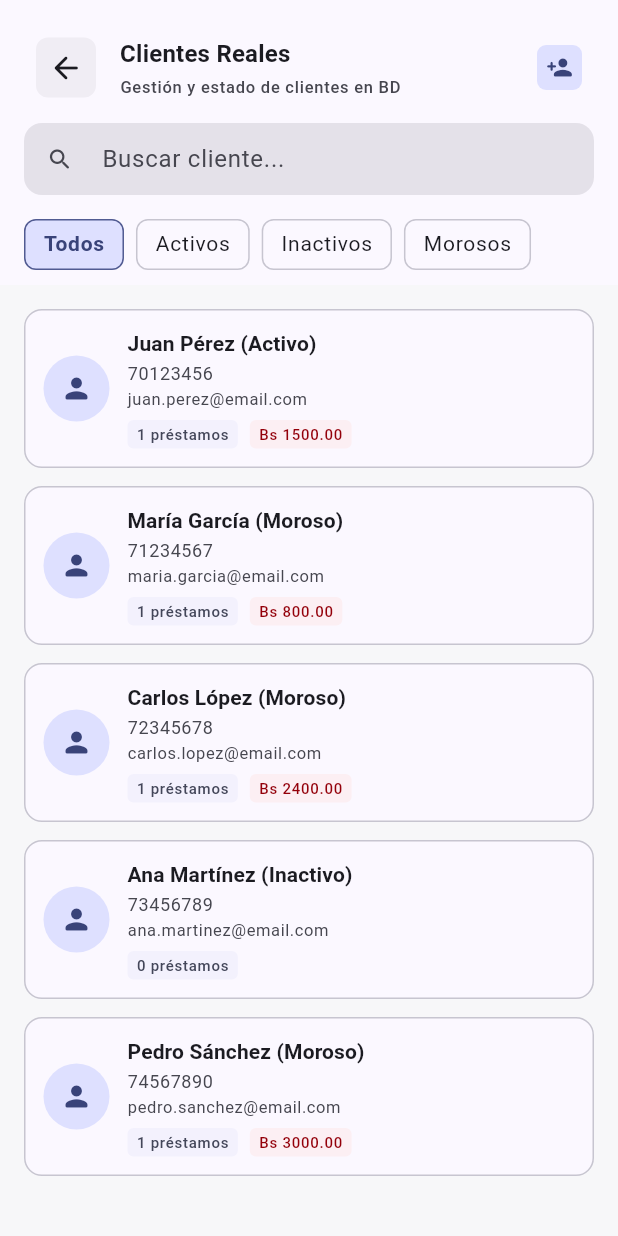
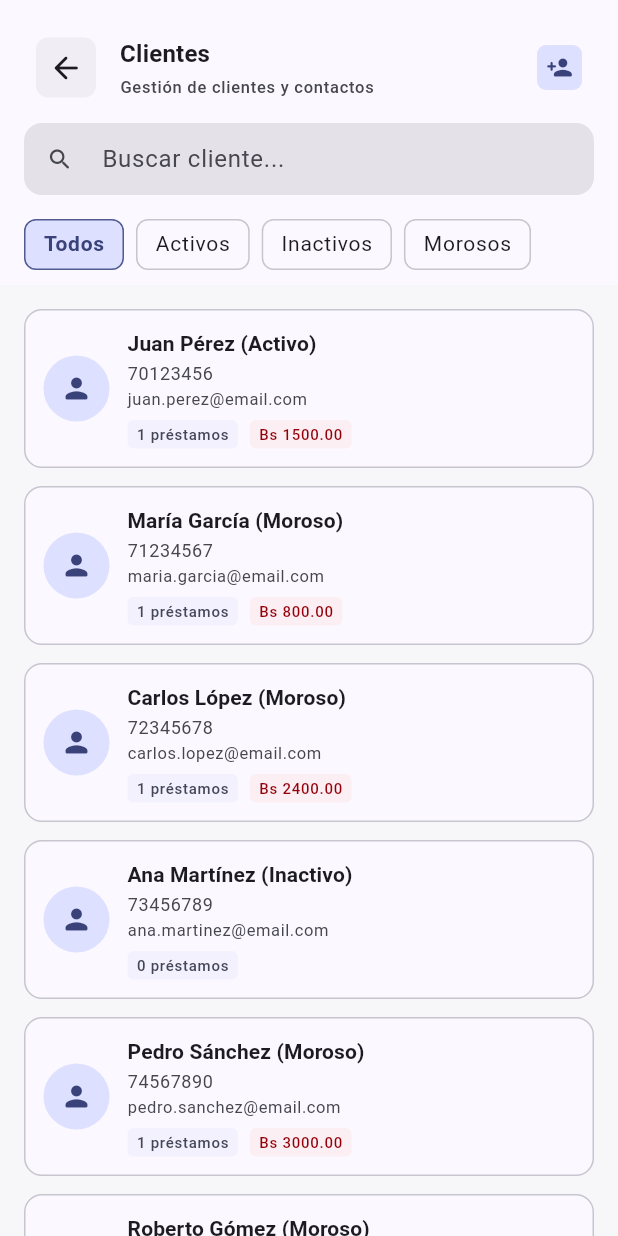
Before and after one commit to eduvc71-code/prenda-master, a Flutter app: the ClientesScreen screen opened by its route, on a phone screen of 412 x 824 dp. Run offline on Flutter 3.47's test engine with Material 3 defaults, Android fonts, the phone set to English and light mode, and no system bars; our stand-ins replace drift, fl_chart, flutter_local_notifications, flutter_riverpod, flutter_secure_storage, go_router and 5 more; missing offline and left inert: extension_google_sign_in_as_googleapis_auth, google_mlkit_text_recognition, googleapis, workmanager; accounts and stored records are empty; generated files the repository leaves out were written again; statements that could not run were skipped.

Commit message:
Limpiar titulo en pantalla de clientes y agregar cliente de prueba con prestamo a 89 dias de vencimiento (proximo a 90 dias)

```diff
--- a/lib/presentation/screens/clientes/clientes_screen.dart
+++ b/lib/presentation/screens/clientes/clientes_screen.dart
@@ -56,10 +56,10 @@ class _ClientesScreenState extends ConsumerState<ClientesScreen> {
       body: Column(
         mainAxisSize: MainAxisSize.max,
         children: [
-          // Header personalizado con flecha atrás funcional
+          // Header limpio sin la palabra "Reales"
           CustomHeader(
-            title: 'Clientes Reales',
-            subtitle: 'Gestión y estado de clientes en BD',
+            title: 'Clientes',
+            subtitle: 'Gestión de clientes y contactos',
             onLeadingPressed: () {
               if (context.canPop()) {
                 context.pop();
```
Also changed, not shown: lib/data/app_database.dart (+23 -2 lines).
